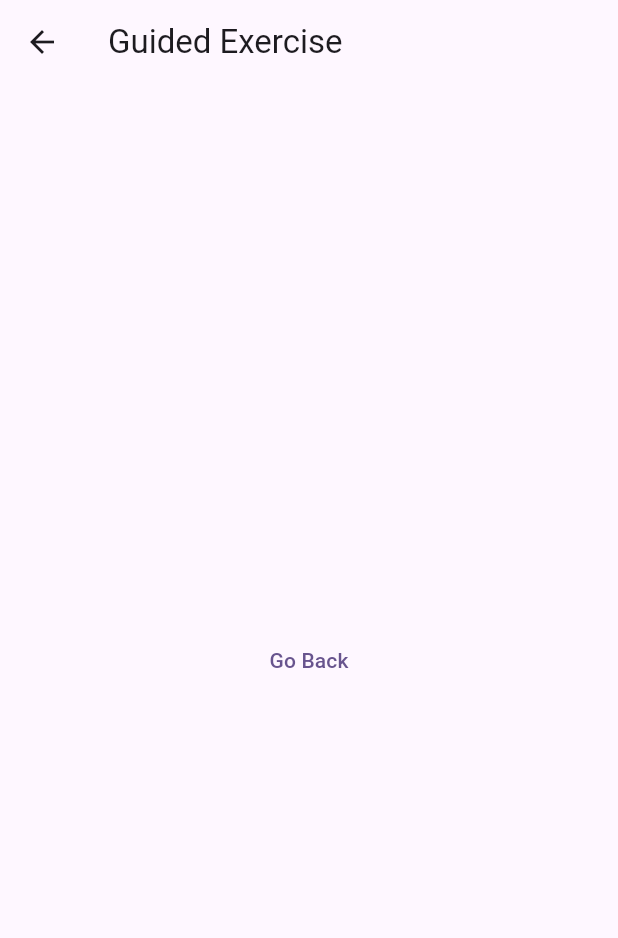
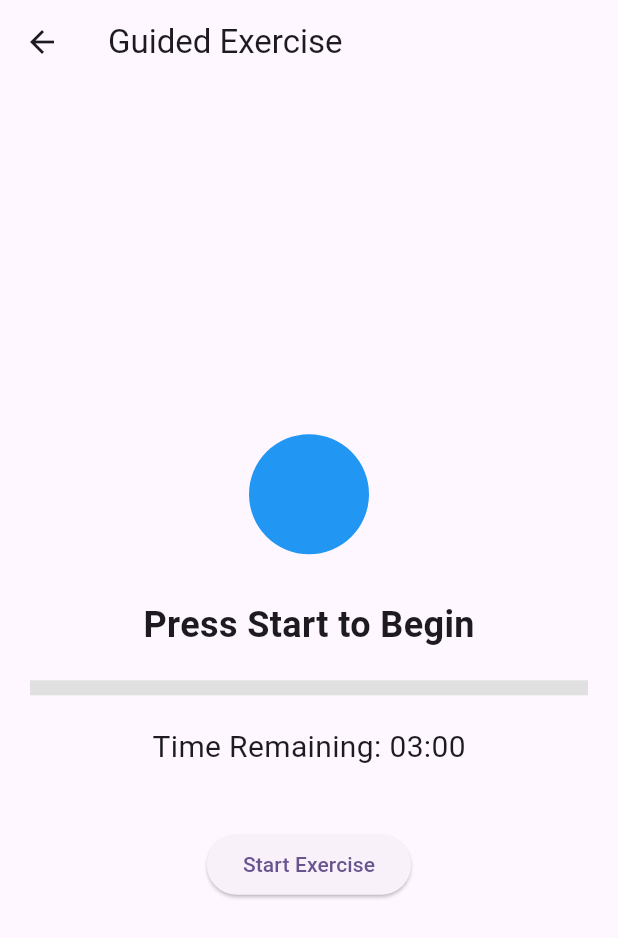
Before and after one commit to isaacLara1214/MAD_Project_1, a Flutter app: the GuidedExcercisePage screen opened directly, on a phone screen of 412 x 824 dp. Shown: the top 938 px of the screen. Run offline on Flutter 3.47's test engine with Material 3 defaults, Android fonts, the phone set to English and light mode, and no system bars; our stand-ins replace shared_preferences, sqflite; accounts and stored records are empty.

Commit message:
implemented guided exercise

```diff
--- a/mindfulmoments/lib/guidedExcercise.dart
+++ b/mindfulmoments/lib/guidedExcercise.dart
@@ -1,4 +1,5 @@
 import 'package:flutter/material.dart';
+import 'dart:async';
 
 class GuidedExcercisePage extends StatefulWidget {
   const GuidedExcercisePage({Key? key, required this.title}) : super(key: key);
@@ -8,7 +9,76 @@ class GuidedExcercisePage extends StatefulWidget {
   _GuidedExcercisePageState createState() => _GuidedExcercisePageState();
 }
 
-class _GuidedExcercisePageState extends State<GuidedExcercisePage> {
+class _GuidedExcercisePageState extends State<GuidedExcercisePage>
+    with SingleTickerProviderStateMixin {
+  late Timer _timer;
+  late AnimationController _animationController;
+  late Animation<double> _animation;
+  int _remainingTime = 180; // 3 minutes in seconds
+  String _instruction = "Press Start to Begin";
+  double _progress = 0.0; // Progress value for the progress bar
+  bool _isExerciseStarted = false; // Track if the exercise has started
+
+  @override
+  void initState() {
+    super.initState();
+    _animationController = AnimationController(
+      vsync: this,
+      duration:
+          const Duration(seconds: 4), // Default duration for inhale/exhale
+    );
+    _animation = Tween<double>(begin: 0.8, end: 1.2).animate(
+      CurvedAnimation(parent: _animationController, curve: Curves.easeInOut),
+    );
+  }
+
+  void _startBreathingExercise() {
+    setState(() {
+      _isExerciseStarted = true;
+      _instruction = "Inhale...";
+    });
+
+    _animationController.forward(); // Start with inhale animation
+
+    _timer = Timer.periodic(const Duration(seconds: 1), (timer) {
+      setState(() {
+        if (_remainingTime <= 0) {
+          _timer.cancel();
+          _animationController.stop();
+          _instruction = "Exercise Complete!";
+          _progress = 1.0; // Mark progress as complete
+        } else {
+          _remainingTime -= 1;
+          _progress = (180 - _remainingTime) / 180; // Update progress
+
+          // Update the instruction dynamically based on the current time
+          final cycle = (_remainingTime % 12) ~/ 4;
+          if (cycle == 0) {
+            _instruction = "Inhale...";
+            _animationController.duration = const Duration(seconds: 4);
+            _animationController.forward(); // Animate to larger size
+          } else if (cycle == 1) {
+            _instruction = "Hold...";
+            _animationController.stop(); // Pause animation during hold
+          } else {
+            _instruction = "Exhale...";
+            _animationController.duration = const Duration(seconds: 4);
+            _animationController.reverse(); // Animate to smaller size
+          }
+        }
+      });
+    });
+  }
+
+  @override
+  void dispose() {
+    if (_timer.isActive) {
+      _timer.cancel();
+    }
+    _animationController.dispose();
+    super.dispose();
+  }
+
   @override
   Widget build(BuildContext context) {
     return Scaffold(
@@ -16,11 +86,56 @@ class _GuidedExcercisePageState extends State<GuidedExcercisePage> {
         title: Text(widget.title),
       ),
       body: Center(
-        child: TextButton(
-          onPressed: () {
-            Navigator.pop(context);
-          },
-          child: const Text('Go Back'),
+        child: Container(
+          padding: const EdgeInsets.symmetric(horizontal: 20),
+          child: Column(
+            mainAxisAlignment: MainAxisAlignment.center,
+            crossAxisAlignment: CrossAxisAlignment.center,
+            children: [
+              ScaleTransition(
+                scale: _animation,
+                child: Container(
+                  width: 100,
+                  height: 100,
+                  decoration: const BoxDecoration(
+                    shape: BoxShape.circle,
+                    color: Colors.blue,
+                  ),
+                ),
+              ),
+              const SizedBox(height: 20),
+              Text(
+                _instruction,
+                style:
+                    const TextStyle(fontSize: 24, fontWeight: FontWeight.bold),
+              ),
+              const SizedBox(height: 20),
+              LinearProgressIndicator(
+                value: _progress, // Bind progress value to the progress bar
+                backgroundColor: Colors.grey[300],
+                color: Colors.blue,
+                minHeight: 10,
+              ),
+              const SizedBox(height: 20),
+              Text(
+                "Time Remaining: ${(_remainingTime ~/ 60).toString().padLeft(2, '0')}:${(_remainingTime % 60).toString().padLeft(2, '0')}",
+                style: const TextStyle(fontSize: 20),
+              ),
+              const SizedBox(height: 40),
+              if (!_isExerciseStarted)
+                ElevatedButton(
+                  onPressed: _startBreathingExercise,
+                  child: const Text('Start Exercise'),
+                ),
+              if (_isExerciseStarted)
+                ElevatedButton(
+                  onPressed: () {
+                    Navigator.pop(context);
+                  },
+                  child: const Text('End Exercise'),
+                ),
+            ],
+          ),
         ),
       ),
     );
```
